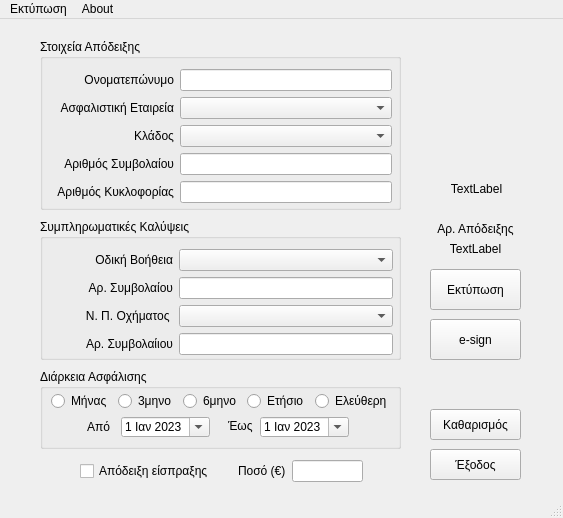
Qt form src/receipt.ui (nmaragos/domino) before a commit.
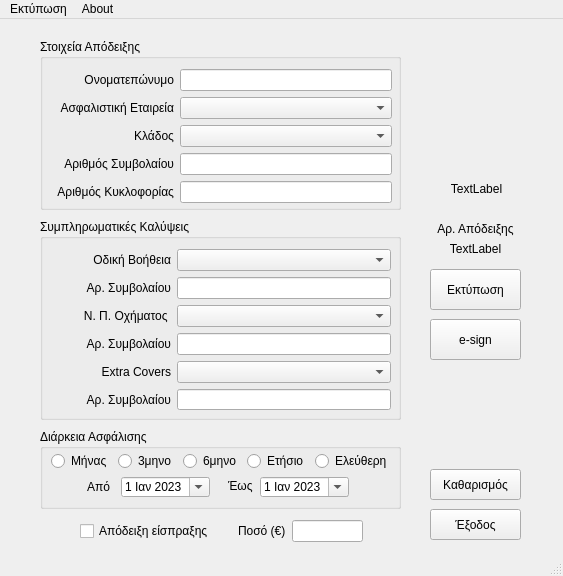
The same form after that commit. Icons and pictures are not drawn.

Commit message: v1.3.0-beta: extra covers

What changed in the file:
```diff
--- a/src/receipt.ui
+++ b/src/receipt.ui
@@ -7,7 +7,7 @@
     <x>0</x>
     <y>0</y>
     <width>563</width>
-    <height>518</height>
+    <height>576</height>
    </rect>
   </property>
   <property name="sizePolicy">
@@ -35,7 +35,7 @@
       <x>40</x>
       <y>200</y>
       <width>361</width>
-      <height>141</height>
+      <height>201</height>
      </rect>
     </property>
     <property name="title">
@@ -44,10 +44,10 @@
     <widget class="QWidget" name="layoutWidget">
      <property name="geometry">
       <rect>
-       <x>32</x>
+       <x>30</x>
        <y>30</y>
        <width>321</width>
-       <height>108</height>
+       <height>161</height>
       </rect>
      </property>
      <layout class="QGridLayout" name="gridLayout_2">
@@ -101,7 +101,7 @@
       <item row="3" column="0">
        <widget class="QLabel" name="label_8">
         <property name="text">
-         <string>Αρ. Συμβολαίιου</string>
+         <string>Αρ. Συμβολαίου</string>
         </property>
         <property name="alignment">
          <set>Qt::AlignRight|Qt::AlignTrailing|Qt::AlignVCenter</set>
@@ -111,6 +111,32 @@
       <item row="3" column="1">
        <widget class="QLineEdit" name="lineedit_legal_policy"/>
       </item>
+      <item row="4" column="0">
+       <widget class="QLabel" name="label_13">
+        <property name="text">
+         <string>Extra Covers</string>
+        </property>
+        <property name="alignment">
+         <set>Qt::AlignRight|Qt::AlignTrailing|Qt::AlignVCenter</set>
+        </property>
+       </widget>
+      </item>
+      <item row="4" column="1">
+       <widget class="QComboBox" name="cmb_insurance_extra_covers"/>
+      </item>
+      <item row="5" column="0">
+       <widget class="QLabel" name="label_14">
+        <property name="text">
+         <string>Αρ. Συμβολαίου</string>
+        </property>
+        <property name="alignment">
+         <set>Qt::AlignRight|Qt::AlignTrailing|Qt::AlignVCenter</set>
+        </property>
+       </widget>
+      </item>
+      <item row="5" column="1">
+       <widget class="QLineEdit" name="lineedit_extra_covers_policy"/>
+      </item>
      </layout>
     </widget>
    </widget>
@@ -118,7 +144,7 @@
     <property name="geometry">
      <rect>
       <x>40</x>
-      <y>350</y>
+      <y>410</y>
       <width>361</width>
       <height>80</height>
      </rect>
@@ -479,7 +505,7 @@
     <property name="geometry">
      <rect>
       <x>430</x>
-      <y>430</y>
+      <y>490</y>
       <width>91</width>
       <height>31</height>
      </rect>
@@ -492,7 +518,7 @@
     <property name="geometry">
      <rect>
       <x>430</x>
-      <y>390</y>
+      <y>450</y>
       <width>91</width>
       <height>31</height>
      </rect>
@@ -505,7 +531,7 @@
     <property name="geometry">
      <rect>
       <x>80</x>
-      <y>440</y>
+      <y>500</y>
       <width>283</width>
       <height>24</height>
      </rect>
```
Left out of the diff: 6 changed lines with no effect on the pictures. The commit also changes 5 other files.
